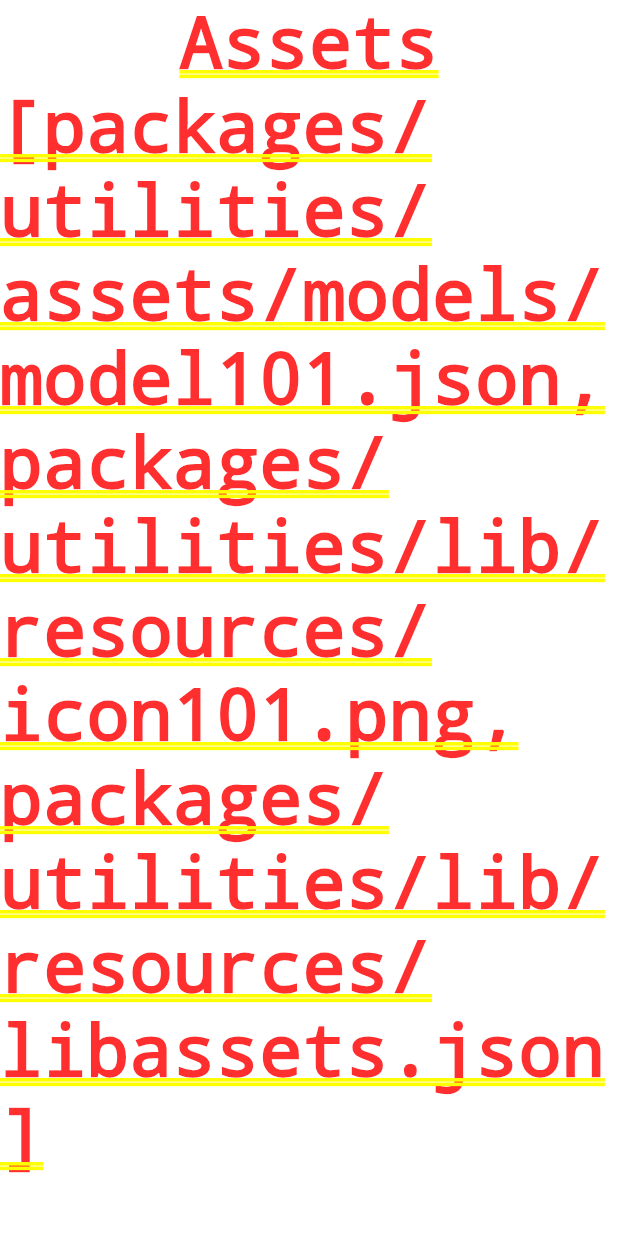
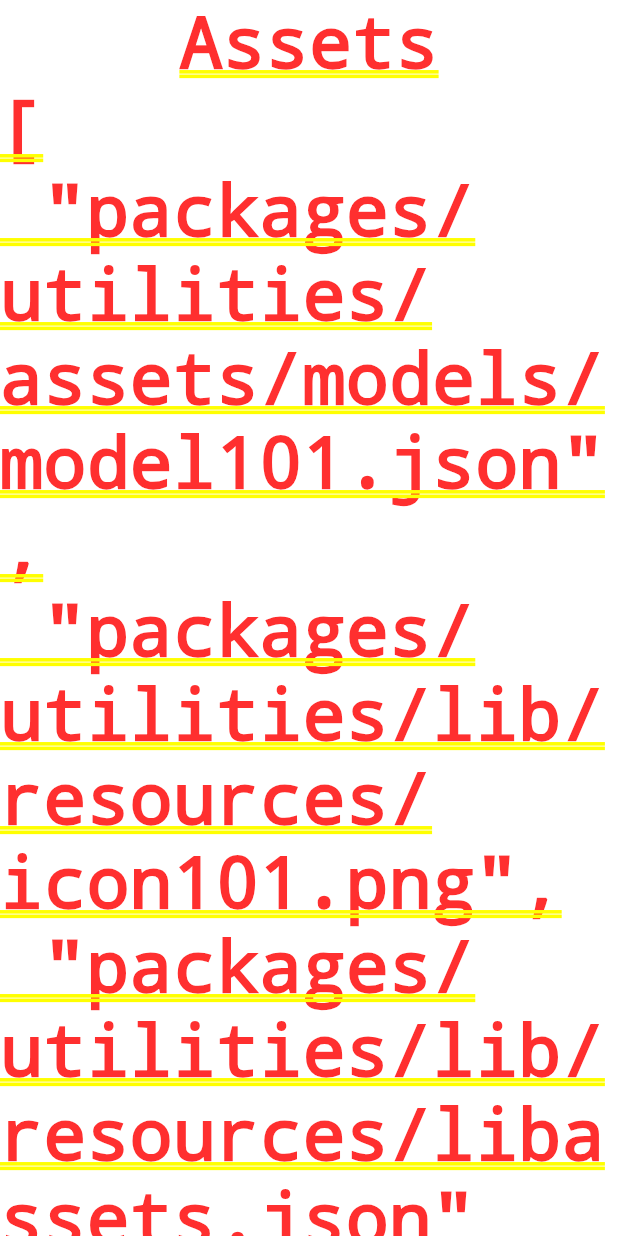
Before and after one commit to freemansoft/flutter_asset_demo, a Flutter app: the screen it shows after launch, on a phone screen of 412 x 824 dp. Run offline on Flutter 3.47's test engine with Material 3 defaults, Android fonts, the phone set to English and light mode, and no system bars.

Commit message:
pretty up the display

```diff
--- a/packages/demo/example/lib/main.dart
+++ b/packages/demo/example/lib/main.dart
@@ -1,3 +1,5 @@
+import 'dart:convert';
+
 import 'package:demo/asset_stuff.dart';
 import 'package:flutter/material.dart';
 import 'package:flutter/services.dart';
@@ -18,9 +20,14 @@ class MyApp extends StatelessWidget {
 
   @override
   Widget build(BuildContext context) {
+    JsonEncoder prettyEncoder = const JsonEncoder.withIndent(' ');
+
     return MaterialApp(
       home: SelectionArea(
-        child: Column(children: [const Text('Assets'), Text('$assets')]),
+        child: Column(children: [
+          const Text('Assets'),
+          Text(prettyEncoder.convert(assets))
+        ]),
       ),
     );
   }
```
